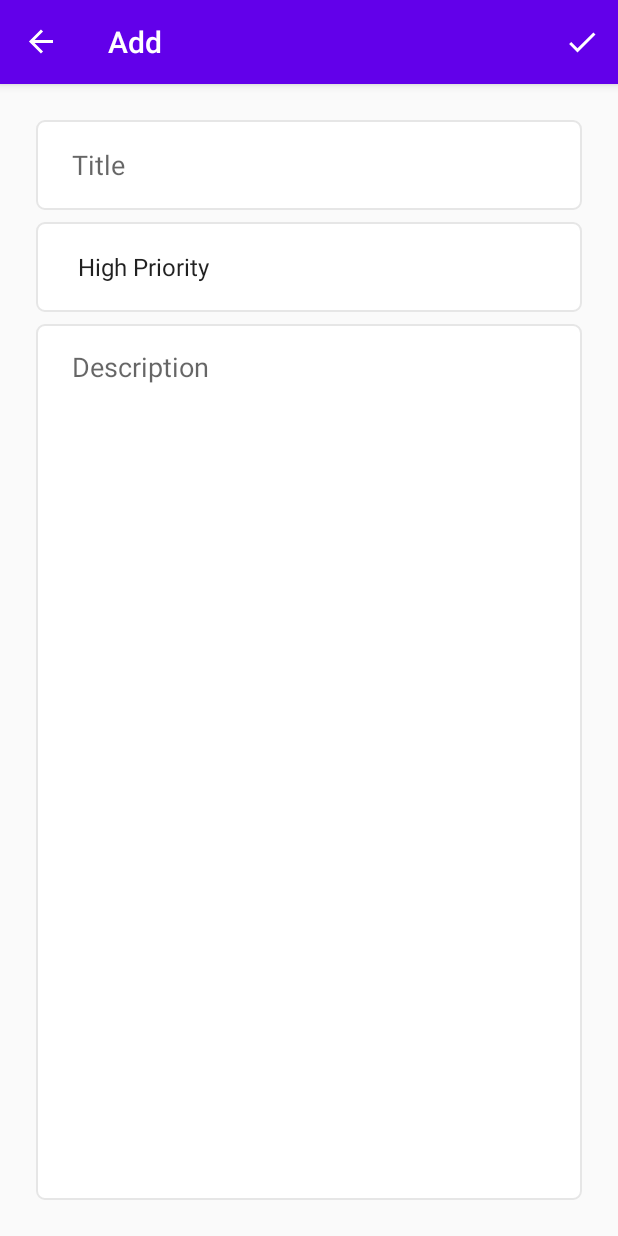
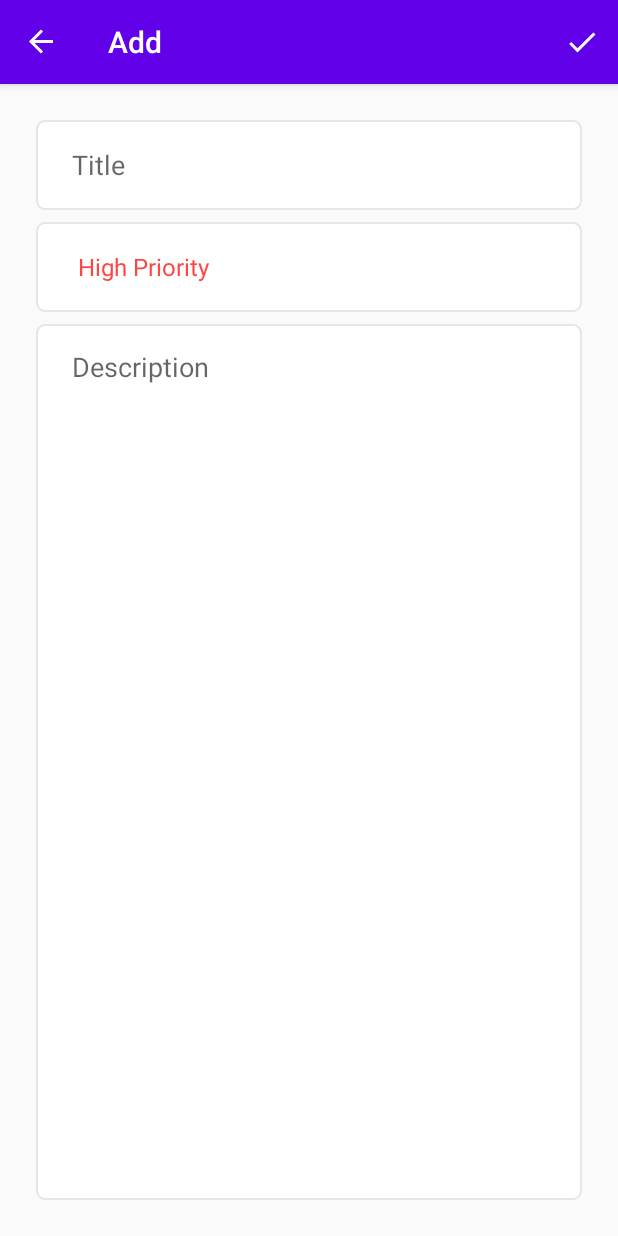
Before and after one commit to jdwoo88/Tut-TodoApp-CleanArch, an Android app: the AddFragment screen opened through its navigation route, on a phone screen of 412 x 824 dp. Run offline under Robolectric (Android 15) with nearby library versions, the phone set to English and light mode, and no system bars; our stand-ins replace navigation-ui.

```diff
--- a/app/src/main/java/app/jwoo/myapplication/fragments/SharedViewModel.kt
+++ b/app/src/main/java/app/jwoo/myapplication/fragments/SharedViewModel.kt
@@ -2,10 +2,48 @@ package app.jwoo.myapplication.fragments
 
 import android.app.Application
 import android.text.TextUtils
+import android.view.View
+import android.widget.AdapterView
+import android.widget.TextView
+import androidx.core.content.ContextCompat
 import androidx.lifecycle.AndroidViewModel
+import app.jwoo.myapplication.R
 import app.jwoo.myapplication.data.models.Priority
 
 class SharedViewModel(application: Application) : AndroidViewModel(application) {
+    val listener: AdapterView.OnItemSelectedListener = object : AdapterView.OnItemSelectedListener {
+        override fun onItemSelected(parent: AdapterView<*>?, view: View?, position: Int, id: Long) {
+            when (position) {
+                0 -> {
+                    (parent?.getChildAt(0) as TextView).setTextColor(
+                        ContextCompat.getColor(
+                            application,
+                            R.color.red
+                        )
+                    )
+                }
+                1 -> {
+                    (parent?.getChildAt(0) as TextView).setTextColor(
+                        ContextCompat.getColor(
+                            application,
+                            R.color.yellow
+                        )
+                    )
+                }
+                2 -> {
+                    (parent?.getChildAt(0) as TextView).setTextColor(
+                        ContextCompat.getColor(
+                            application,
+                            R.color.green
+                        )
+                    )
+                }
+            }
+        }
+
+        override fun onNothingSelected(p0: AdapterView<*>?) {}
+    }
+
     fun verifyDataFromUser(title: String, description: String): Boolean {
         return if (TextUtils.isEmpty(title) || TextUtils.isEmpty(description)) false else !(title.isEmpty() || description.isEmpty())
     }
--- a/app/src/main/java/app/jwoo/myapplication/fragments/add/AddFragment.kt
+++ b/app/src/main/java/app/jwoo/myapplication/fragments/add/AddFragment.kt
@@ -11,6 +11,7 @@ import app.jwoo.myapplication.data.models.ToDoData
 import app.jwoo.myapplication.data.viewmodel.ToDoViewModel
 import app.jwoo.myapplication.fragments.SharedViewModel
 import kotlinx.android.synthetic.main.fragment_add.*
+import kotlinx.android.synthetic.main.fragment_add.view.*
 
 class AddFragment : Fragment() {
 
@@ -25,6 +26,7 @@ class AddFragment : Fragment() {
         val view = inflater.inflate(R.layout.fragment_add, container, false)
 
         setHasOptionsMenu(true)
+        view.spinnerPriorities.onItemSelectedListener = mSharedViewModel.listener
 
         return view
     }
```
